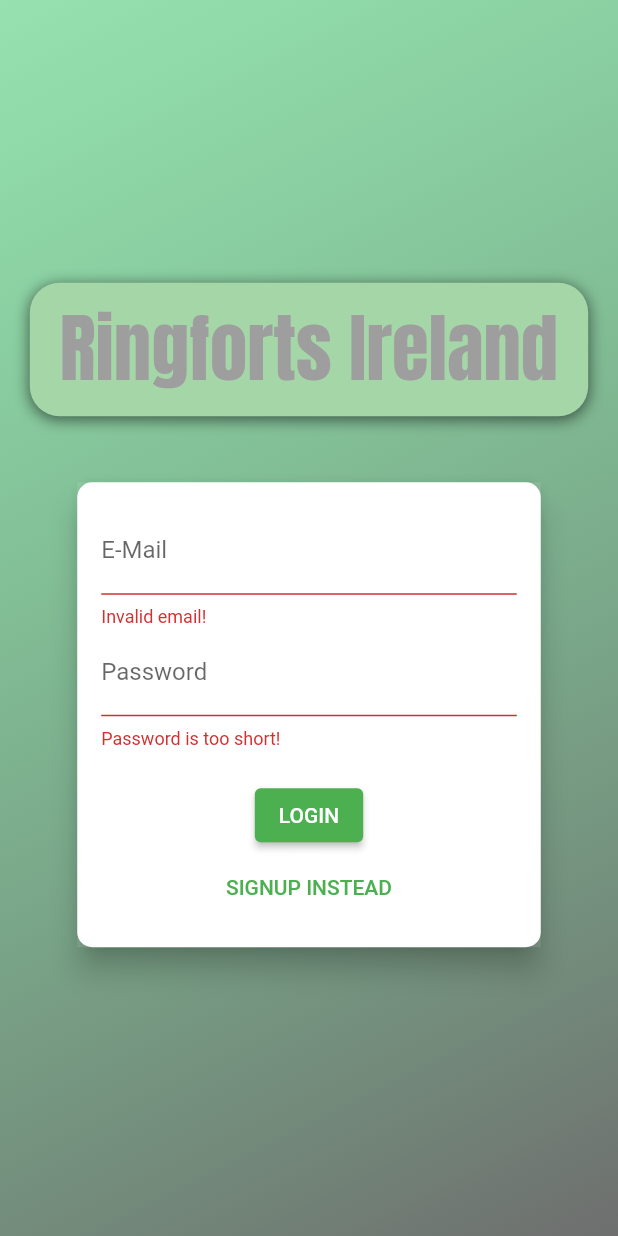
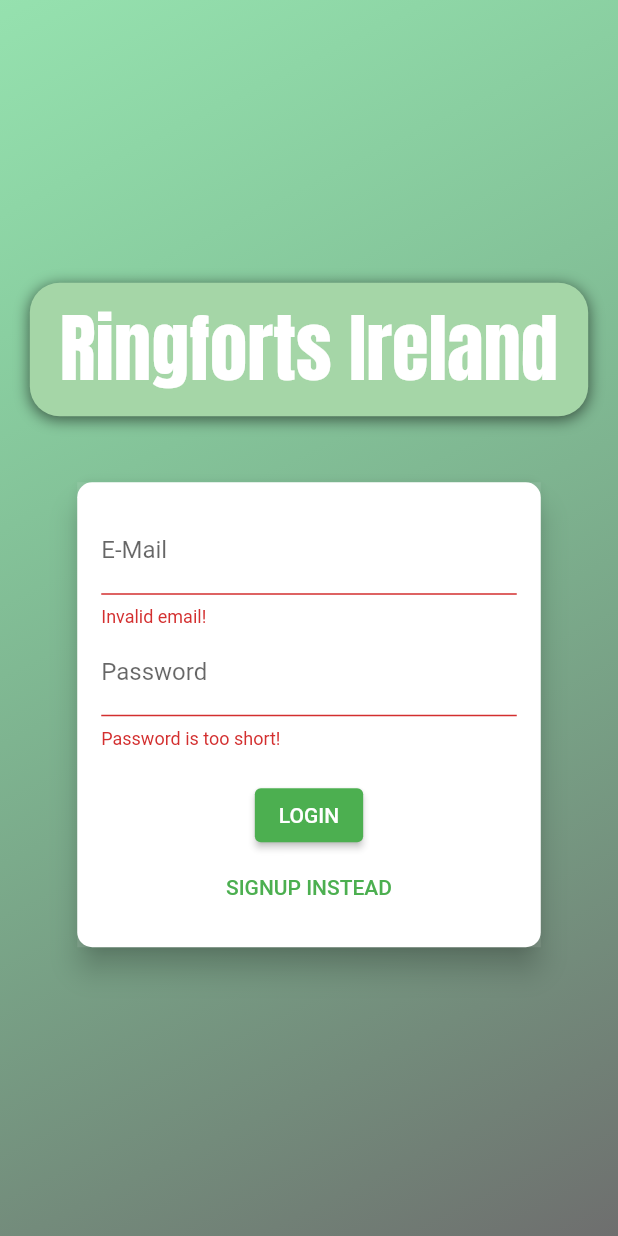
Before and after one commit to Davidcorrigan1/RingfortFlutterApp, a Flutter app: the AuthenticationScreen screen opened by its route, after a tap on "LOGIN", on a phone screen of 412 x 824 dp. Run offline on Flutter 3.47's test engine with Material 2 defaults, Android fonts, the phone set to English and light mode, and no system bars; our stand-ins replace cloud_firestore, firebase_auth, firebase_core, firebase_storage, google_maps_flutter, image_picker and 1 more; accounts and stored records are empty.

```diff
--- a/lib/screens/authentication_screen.dart
+++ b/lib/screens/authentication_screen.dart
@@ -54,7 +54,7 @@ class AuthenticationScreen extends StatelessWidget {
                       child: Text(
                         'Ringforts Ireland',
                         style: TextStyle(
-                          color: Theme.of(context).primaryColor,
+                          color: Colors.white,
                           fontSize: 50,
                           fontFamily: 'Anton',
                           fontWeight: FontWeight.normal,
--- a/lib/widgets/authentication_card.dart
+++ b/lib/widgets/authentication_card.dart
@@ -4,6 +4,7 @@ import 'package:firebase_auth/firebase_auth.dart';
 
 import '../firebase/firebaseAuth.dart';
 import '../screens/ringforts_List_screen.dart';
+import '../models/app_exception.dart';
 
 enum AuthMode { Signup, Login }
 
@@ -26,6 +27,25 @@ class _AuthenticationCardState extends State<AuthenticationCard> {
   var _isLoading = false;
   final _passwordController = TextEditingController();
 
+  // This method will display the screen message for the login/signup process
+  void _showErrorDialog(String message) {
+    showDialog(
+      context: context,
+      builder: (ctx) => AlertDialog(
+        title: Text('An Error has occurred'),
+        content: Text(message),
+        actions: [
+          ElevatedButton(
+            onPressed: () {
+              Navigator.of(ctx).pop(); // Close the dialogue
+            },
+            child: Text('OK'),
+          ),
+        ],
+      ),
+    );
+  }
+
   //--------------------------------------------------------------
   // Submitting the form (either login or Signup)
   //--------------------------------------------------------------
@@ -38,11 +58,30 @@ class _AuthenticationCardState extends State<AuthenticationCard> {
     setState(() {
       _isLoading = true;
     });
-    if (_authMode == AuthMode.Login) {
-      await FireBaseAuth.loginUser(_authData['email'], _authData['password']);
-    } else {
-      await FireBaseAuth.registerUser(
-          _authData['email'], _authData['password']);
+    try {
+      if (_authMode == AuthMode.Login) {
+        await FireBaseAuth.loginUser(_authData['email'], _authData['password']);
+      } else {
+        await FireBaseAuth.registerUser(
+            _authData['email'], _authData['password']);
+      }
+    } on AppException catch (error) {
+      var errorMessage = 'Authentication Failed';
+      if (error.toString().contains('EMAIL_EXISTS')) {
+        errorMessage = 'This email address is already in use';
+      } else if (error.toString().contains('INVALID_EMAIL')) {
+        errorMessage = 'This is not a valid email address';
+      } else if (error.toString().contains('WEAK_PASSWORD')) {
+        errorMessage = 'This password is too weak';
+      } else if (error.toString().contains('EMAIL_ NOT_FOUND')) {
+        errorMessage = 'Could not find a user with that email';
+      } else if (error.toString().contains('INVALID_PASSWORD')) {
+        errorMessage = 'Invalid Password';
+      }
+      _showErrorDialog(errorMessage);
+    } catch (error) {
+      const errorMessage = 'Could not authenticate you, please try again later';
+      _showErrorDialog(errorMessage);
     }
 
     setState(() {
```
Also changed, not shown: lib/screens/map_overview_screen.dart (+60 -46 lines), lib/screens/ringforts_List_screen.dart (+34 -30 lines).
